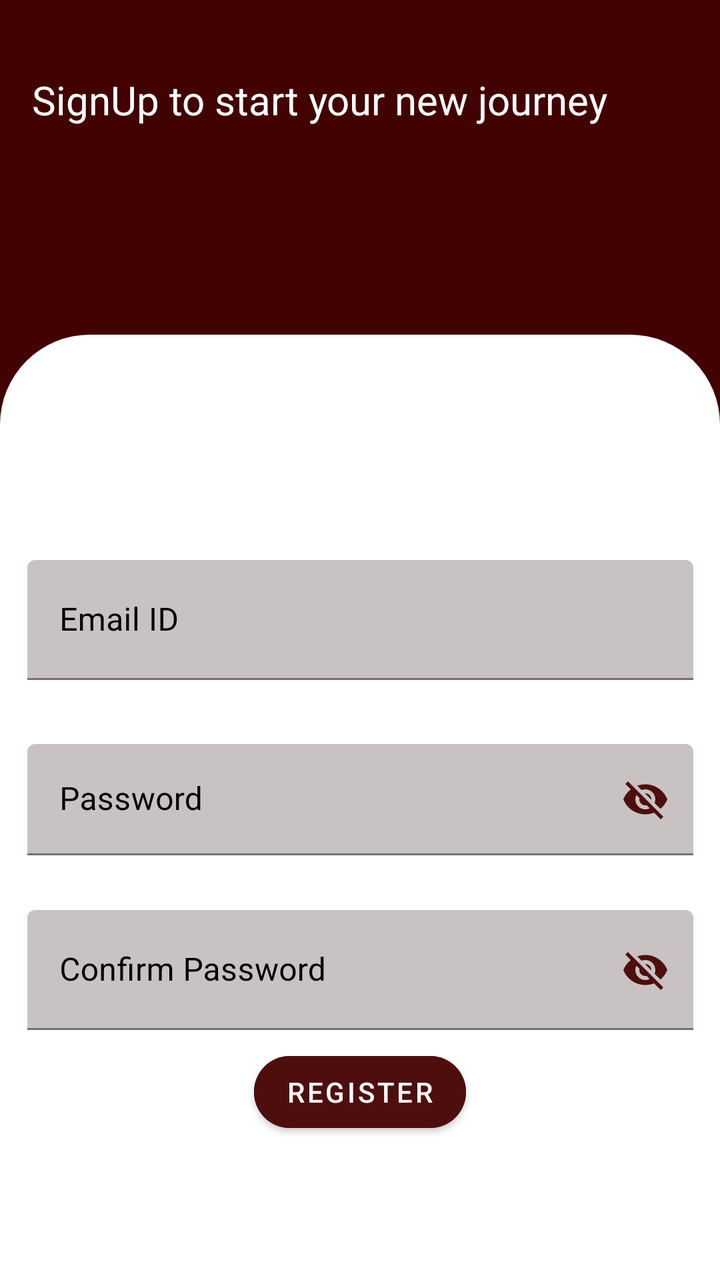
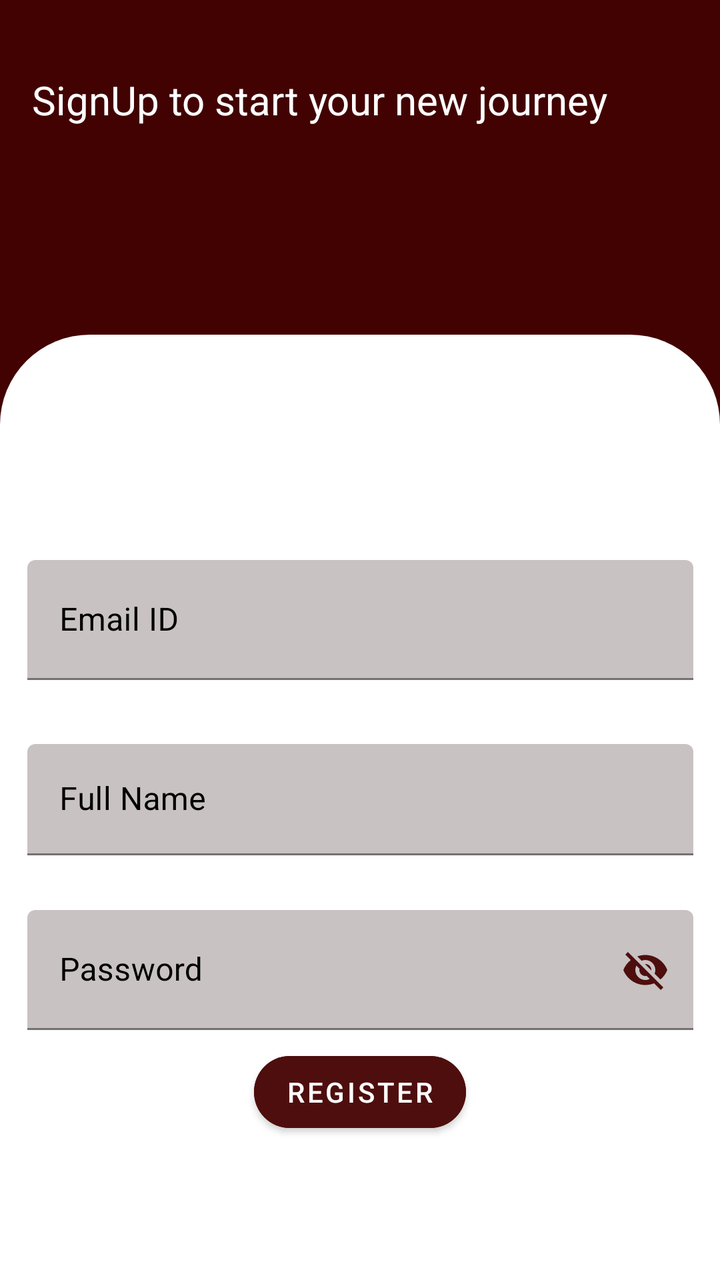

Compare the two renders of this Android layout. The source of the first and the diff that turns it into the second are given below.
<!-- AndroidManifest.xml: application theme Theme.MyApp -->
<!-- res/layout/activity_signup.xml -->
<?xml version="1.0" encoding="utf-8"?>
<RelativeLayout xmlns:android="http://schemas.android.com/apk/res/android"
    xmlns:app="http://schemas.android.com/apk/res-auto"
    xmlns:tools="http://schemas.android.com/tools"
    android:id="@+id/registerPass"
    android:layout_width="match_parent"
    android:layout_height="match_parent"
    android:background="#420202"
    tools:context=".SignupActivity">

    <androidx.constraintlayout.widget.ConstraintLayout
        android:layout_width="match_parent"
        android:layout_height="match_parent"
        android:backgroundTint="#500505">


        <TextView
            android:id="@+id/textView2"
            android:layout_width="wrap_content"
            android:layout_height="wrap_content"
            android:layout_marginStart="16dp"
            android:layout_marginTop="49dp"
            android:layout_marginBottom="237dp"
            android:fontFamily="@font/livvic"
            android:text="WELCOME !"
            android:textColor="#ffffff"
            android:textIsSelectable="false"
            android:textSize="35dp"
            app:layout_constraintBottom_toTopOf="@+id/textInputLayout"
            app:layout_constraintStart_toStartOf="parent"
            app:layout_constraintTop_toTopOf="parent" />

        <TextView
            android:id="@+id/textView"
            android:layout_width="wrap_content"
            android:layout_height="wrap_content"
            android:layout_marginBottom="104dp"
            android:text="SignUp to start your new journey"
            android:textColor="#ffffff"
            android:textSize="20dp"
            app:layout_constraintBottom_toTopOf="@+id/imageView3"
            app:layout_constraintStart_toStartOf="@+id/textView2"
            app:layout_constraintTop_toBottomOf="@+id/textView2"
            tools:ignore="MissingConstraints" />

        <ImageView
            android:id="@+id/imageView3"
            android:layout_width="0dp"
            android:layout_height="0dp"

            app:layout_constraintBottom_toBottomOf="parent"
            app:layout_constraintEnd_toEndOf="parent"
            app:layout_constraintHorizontal_bias="0.0"
            app:layout_constraintStart_toStartOf="parent"
            app:layout_constraintTop_toBottomOf="@+id/textView"
            app:srcCompat="@drawable/login_background" />

        <com.google.android.material.textfield.TextInputLayout
            android:id="@+id/textInputLayout"
            android:layout_width="333dp"
            android:layout_height="60dp"
            android:layout_marginStart="18dp"
            android:layout_marginEnd="18dp"

            android:layout_marginBottom="300dp"
            android:textColorHint="@color/black"
            app:boxBackgroundColor="#C8C2C2"
            app:boxStrokeColor="#070707"
            app:endIconTint="#050505"
            app:hintTextColor="#040404"
            app:layout_constraintBottom_toBottomOf="parent"
            app:layout_constraintEnd_toEndOf="parent"
            app:layout_constraintStart_toStartOf="parent"

            app:passwordToggleEnabled="false"
            app:passwordToggleTintMode="multiply">

            <com.google.android.material.textfield.TextInputEditText
                android:id="@+id/registerEmail"
                android:layout_width="match_parent"
                android:layout_height="match_parent"
                android:hint="Email ID"
                android:textColor="@color/black" />

        </com.google.android.material.textfield.TextInputLayout>

        <com.google.android.material.textfield.TextInputLayout
            android:id="@+id/textInputLayout3"
            android:layout_width="333dp"
            android:layout_height="60dp"
            android:layout_marginTop="30dp"
            android:foregroundGravity="center"
            android:gravity="center"

            android:textColorHint="@color/black"
            app:boxBackgroundColor="#C8C2C2"
            app:boxStrokeColor="#070707"
            app:endIconTint="#0E0D0D"
            app:hintTextColor="#040404"
            app:layout_constraintEnd_toEndOf="@+id/imageView3"
            app:layout_constraintStart_toStartOf="parent"
            app:layout_constraintTop_toBottomOf="@+id/textInputLayout"
            app:passwordToggleEnabled="true"
            app:passwordToggleTint="#4E0E0E"
            app:passwordToggleTintMode="multiply">

            <com.google.android.material.textfield.TextInputEditText
                android:id="@+id/registrationPass"
                android:layout_width="match_parent"
                android:layout_height="wrap_content"
                android:hint="Password"
                android:textColor="@color/black" />
        </com.google.android.material.textfield.TextInputLayout>

        <com.google.android.material.textfield.TextInputLayout
            android:id="@+id/textInputLayout4"
            android:layout_width="333dp"

            android:layout_height="60dp"
            android:layout_marginBottom="100dp"
            android:foregroundGravity="center"
            android:gravity="center"
            android:textColorHint="@color/black"
            app:boxBackgroundColor="#C8C2C2"
            app:boxStrokeColor="#070707"
            app:endIconTint="#070707"
            app:hintTextColor="#040404"
            app:layout_constraintBottom_toBottomOf="parent"
            app:layout_constraintEnd_toEndOf="parent"
            app:layout_constraintHorizontal_bias="0.5"
            app:layout_constraintStart_toStartOf="parent"
            app:layout_constraintTop_toBottomOf="@+id/textInputLayout3"
            app:passwordToggleEnabled="true"
            app:passwordToggleTint="#4E0E0E"
            app:passwordToggleTintMode="multiply">

            <com.google.android.material.textfield.TextInputEditText
                android:id="@+id/registerConPass"
                android:layout_width="match_parent"
                android:layout_height="match_parent"
                android:hint="Confirm Password"
                android:textColor="@color/black" />
        </com.google.android.material.textfield.TextInputLayout>

        <Button
            android:id="@+id/registrationButton"
            android:layout_width="wrap_content"
            android:layout_height="wrap_content"
            android:layout_marginBottom="70dp"
            android:backgroundTint="#4E0E0E"
            android:drawableTint="#9F9898"
            android:gravity="center"
            android:text="Register"
            android:textColor="#ffffff"
            app:cornerRadius="30dp"
            app:iconTint="#A59F9F"
            app:layout_constraintBottom_toBottomOf="parent"
            app:layout_constraintEnd_toEndOf="parent"
            app:layout_constraintStart_toStartOf="parent" />


    </androidx.constraintlayout.widget.ConstraintLayout>


</RelativeLayout>
<!-- resources referenced by this layout -->
<resources>
  <color name="black">#FF000000</color>
  <!-- drawable login_background (drawable) -->
  <?xml version="1.0" encoding="utf-8"?>
  <shape xmlns:android="http://schemas.android.com/apk/res/android">
      <solid android:color="#ffffff"/>
      <corners
          android:topLeftRadius="45dp"
          android:topRightRadius="45dp"
          android:bottomRightRadius="0dp"
          android:bottomLeftRadius="0dp"/>
  </shape>
  <style name="Theme.MyApp" parent="Theme.MaterialComponents.DayNight.NoActionBar">
          
          <item name="colorPrimary">@color/purple_500</item>
          <item name="colorPrimaryVariant">@color/purple_700</item>
          <item name="colorOnPrimary">@color/white</item>
          
          <item name="colorSecondary">@color/teal_200</item>
          <item name="colorSecondaryVariant">@color/teal_700</item>
          <item name="colorOnSecondary">@color/black</item>
          
          <item name="android:statusBarColor" tools:targetApi="l">?attr/colorPrimaryVariant</item>
          
      </style>
  <color name="purple_500">#FF6200EE</color>
  <color name="purple_700">#FF3700B3</color>
  <color name="white">#FFFFFFFF</color>
  <color name="teal_200">#FF03DAC5</color>
  <color name="teal_700">#FF018786</color>
</resources>

<!-- the commit's change to res/layout/activity_signup.xml (unified diff, before → after) -->
@@ -100,15 +100,17 @@
             app:layout_constraintEnd_toEndOf="@+id/imageView3"
             app:layout_constraintStart_toStartOf="parent"
             app:layout_constraintTop_toBottomOf="@+id/textInputLayout"
-            app:passwordToggleEnabled="true"
+            app:passwordToggleEnabled="false"
             app:passwordToggleTint="#4E0E0E"
             app:passwordToggleTintMode="multiply">
 
             <com.google.android.material.textfield.TextInputEditText
-                android:id="@+id/registrationPass"
+                android:id="@+id/registerName"
                 android:layout_width="match_parent"
                 android:layout_height="wrap_content"
-                android:hint="Password"
+                android:hint="Full Name"
+                android:inputType="text"
+
                 android:textColor="@color/black" />
         </com.google.android.material.textfield.TextInputLayout>
 
@@ -135,10 +137,10 @@
             app:passwordToggleTintMode="multiply">
 
             <com.google.android.material.textfield.TextInputEditText
-                android:id="@+id/registerConPass"
+                android:id="@+id/registrationPassword"
                 android:layout_width="match_parent"
                 android:layout_height="match_parent"
-                android:hint="Confirm Password"
+                android:hint="Password"
                 android:textColor="@color/black" />
         </com.google.android.material.textfield.TextInputLayout>
 
